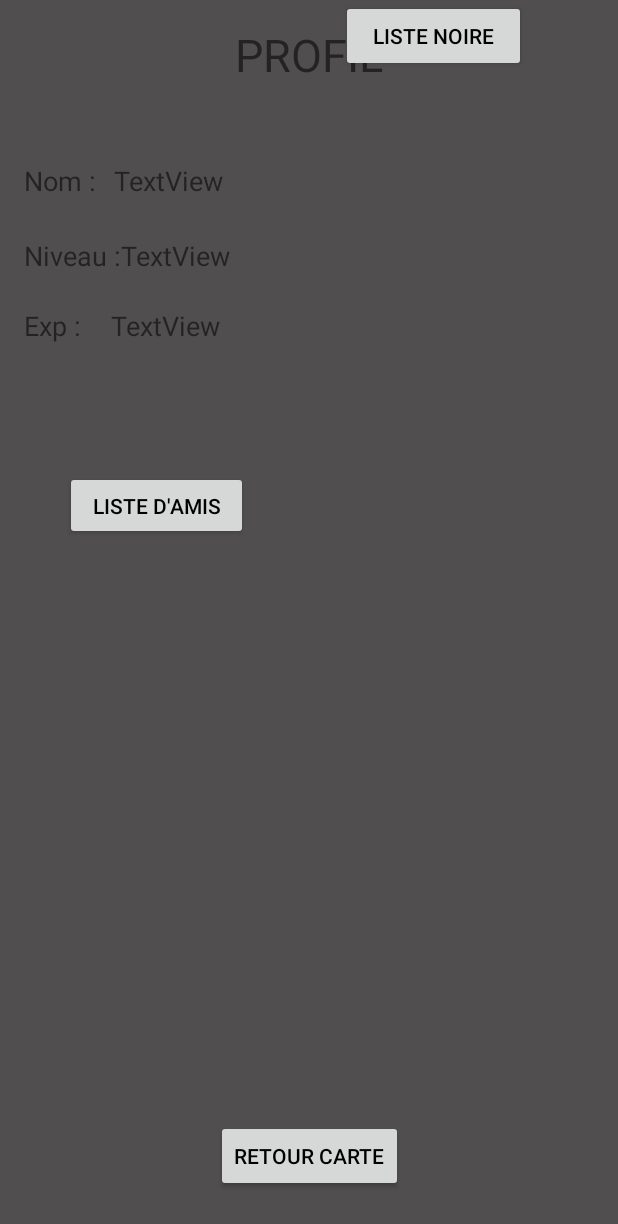
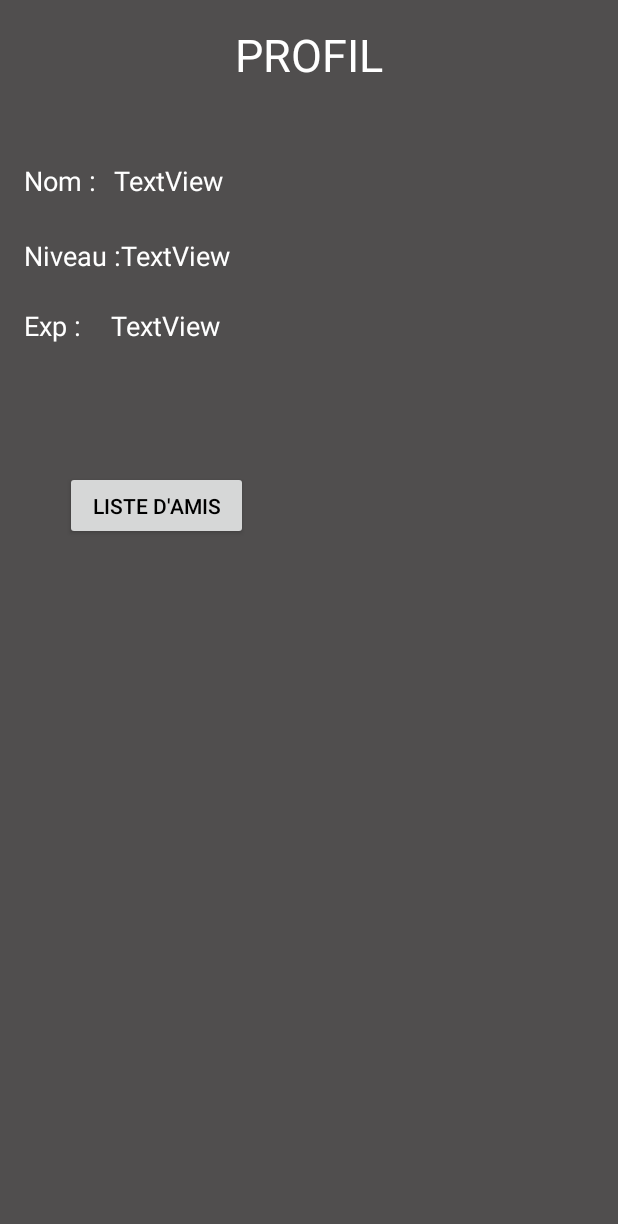
Before and after one commit to apomalyn/NearUMix, an Android app: the layout content_vue_utilisateur.xml on its own in the app's theme, with its tools: preview values and no code run, on a phone screen of 412 x 824 dp. Shown: the top 1224 px of the screen. Run offline under Robolectric (Android 15) with nearby library versions, the phone set to English and light mode, and no system bars.

Commit message:
Mise en place du menu sur le profil des utilisateurs

```diff
--- a/app/src/main/java/squiddle/sheshire/apomalyn/qc/ca/nearumix/VueAmis.java
+++ b/app/src/main/java/squiddle/sheshire/apomalyn/qc/ca/nearumix/VueAmis.java
@@ -141,7 +141,7 @@ public class VueAmis extends AppCompatActivity
         }
         else if(id == R.id.profil)
         {
-            Intent changementVersProfil = new Intent(VueAmis.this,VueProfilUtilisateur.class);
+            Intent changementVersProfil = new Intent(VueAmis.this,VueUtilisateur.class);
             startActivity(changementVersProfil);
         } else if (id == R.id.parametre) {
             Intent changementVersCarte = new Intent(VueAmis.this, VueProfil.class);
--- a/app/src/main/java/squiddle/sheshire/apomalyn/qc/ca/nearumix/VueMenu.java
+++ b/app/src/main/java/squiddle/sheshire/apomalyn/qc/ca/nearumix/VueMenu.java
@@ -241,7 +241,7 @@ public class VueMenu extends AppCompatActivity
         }
         else if(id == R.id.profil)
         {
-            Intent changementVersProfil = new Intent(VueMenu.this,VueProfilUtilisateur.class);
+            Intent changementVersProfil = new Intent(VueMenu.this,VueUtilisateur.class);
             startActivity(changementVersProfil);
         } else if (id == R.id.parametre) {
             Intent changementVersCarte = new Intent(VueMenu.this, VueProfil.class);
--- a/app/src/main/java/squiddle/sheshire/apomalyn/qc/ca/nearumix/VuePI.java
+++ b/app/src/main/java/squiddle/sheshire/apomalyn/qc/ca/nearumix/VuePI.java
@@ -146,7 +146,7 @@ public class VuePI extends AppCompatActivity
             startActivity(changementVersCarte);
         }
         else if (id == R.id.profil) {
-            Intent changementVersProfil = new Intent(VuePI.this, VueProfilUtilisateur.class);
+            Intent changementVersProfil = new Intent(VuePI.this, VueUtilisateur.class);
             startActivity(changementVersProfil);
         } else if (id == R.id.parametre) {
             Intent changementVersCarte = new Intent(VuePI.this, VueProfil.class);
--- a/app/src/main/java/squiddle/sheshire/apomalyn/qc/ca/nearumix/VueProfilUtilisateur.java
+++ b/app/src/main/java/squiddle/sheshire/apomalyn/qc/ca/nearumix/VueProfilUtilisateur.java
@@ -36,7 +36,7 @@ public class VueProfilUtilisateur extends AppCompatActivity  {
         titre_exp=(TextView)findViewById(R.id.titre_exp);
 
         bouton_liste_amis=(Button)findViewById(R.id.bouton_liste_amis);
-        bouton_liste_noire=(Button)findViewById(R.id.bouton_liste_noire);
+//        bouton_liste_noire=(Button)findViewById(R.id.bouton_liste_noire);
         bouton_retour_carte=(Button)findViewById(R.id.bouton_retour_carte);
 
         champ_nom = (TextView)findViewById(R.id.champs_nom);
--- a/app/src/main/java/squiddle/sheshire/apomalyn/qc/ca/nearumix/VueQRCode.java
+++ b/app/src/main/java/squiddle/sheshire/apomalyn/qc/ca/nearumix/VueQRCode.java
@@ -97,7 +97,7 @@ public class VueQRCode extends AppCompatActivity
         }
         else if(id == R.id.profil)
         {
-            Intent changementVersProfil = new Intent(VueQRCode.this,VueProfilUtilisateur.class);
+            Intent changementVersProfil = new Intent(VueQRCode.this,VueUtilisateur.class);
             startActivity(changementVersProfil);
         } else if (id == R.id.parametre) {
             Intent changementVersCarte = new Intent(VueQRCode.this, VueProfil.class);
--- a/app/src/main/res/layout/content_vue_utilisateur.xml
+++ b/app/src/main/res/layout/content_vue_utilisateur.xml
@@ -13,15 +13,16 @@
         android:id="@+id/profil_titre"
         android:layout_width="wrap_content"
         android:layout_height="wrap_content"
-        android:text="TextView"
+        android:layout_marginLeft="8dp"
+        android:layout_marginRight="8dp"
+        android:layout_marginTop="16dp"
+        android:text="PROFIL"
+        android:textColor="@color/common_google_signin_btn_text_dark_default"
         android:textSize="30sp"
-        tools:text="PROFIL"
-        android:layout_marginRight="8dp"
+        app:layout_constraintLeft_toLeftOf="parent"
         app:layout_constraintRight_toRightOf="parent"
-        android:layout_marginLeft="8dp"
-        app:layout_constraintLeft_toLeftOf="parent"
         app:layout_constraintTop_toTopOf="parent"
-        android:layout_marginTop="16dp" />
+        tools:text="PROFIL" />
 
     <TextView
         android:id="@+id/titre_nom"
@@ -30,6 +31,7 @@
         android:layout_marginLeft="16dp"
         android:layout_marginTop="108dp"
         android:text="Nom :"
+        android:textColor="@color/common_google_signin_btn_text_dark_default"
         android:textSize="18sp"
         app:layout_constraintLeft_toLeftOf="parent"
         app:layout_constraintTop_toTopOf="parent" />
@@ -41,6 +43,7 @@
         android:layout_marginLeft="16dp"
         android:layout_marginTop="25dp"
         android:text="Niveau :"
+        android:textColor="@color/common_google_signin_btn_text_dark_default"
         android:textSize="18sp"
         app:layout_constraintLeft_toLeftOf="parent"
         app:layout_constraintTop_toBottomOf="@+id/titre_nom" />
@@ -52,6 +55,7 @@
         android:layout_marginLeft="16dp"
         android:layout_marginTop="22dp"
         android:text="Exp : "
+        android:textColor="@color/common_google_signin_btn_text_dark_default"
         android:textSize="18sp"
         app:layout_constraintLeft_toLeftOf="parent"
         app:layout_constraintTop_toBottomOf="@+id/titre_niveau" />
@@ -63,6 +67,7 @@
         android:layout_marginLeft="12dp"
         android:layout_marginTop="108dp"
         android:text="TextView"
+        android:textColor="@color/common_google_signin_btn_text_dark_default"
         android:textSize="18sp"
         app:layout_constraintLeft_toRightOf="@+id/titre_nom"
         app:layout_constraintTop_toTopOf="parent" />
@@ -74,6 +79,7 @@
         android:layout_marginLeft="0dp"
         android:layout_marginTop="25dp"
         android:text="TextView"
+        android:textColor="@color/common_google_signin_btn_text_dark_default"
         android:textSize="18sp"
         app:layout_constraintLeft_toRightOf="@+id/titre_niveau"
         app:layout_constraintTop_toBottomOf="@+id/champs_nom" />
@@ -85,6 +91,7 @@
         android:layout_marginLeft="15dp"
         android:layout_marginTop="22dp"
         android:text="TextView"
+        android:textColor="@color/common_google_signin_btn_text_dark_default"
         android:textSize="18sp"
         app:layout_constraintLeft_toRightOf="@+id/titre_exp"
         app:layout_constraintTop_toBottomOf="@+id/champs_niveau" />
@@ -95,35 +102,36 @@
         android:layout_height="46dp"
         android:layout_marginLeft="43dp"
         android:layout_marginTop="314dp"
+        android:onClick="changerVersAmis"
         android:text="Liste d'amis"
         android:textColor="@android:color/black"
         app:layout_constraintLeft_toLeftOf="parent"
         app:layout_constraintTop_toTopOf="parent" />
 
-    <Button
-        android:id="@+id/bouton_liste_noire"
-        android:layout_width="123dp"
-        android:layout_height="48dp"
-        android:text="Liste Noire"
-        android:textColor="@android:color/black"
-        tools:layout_editor_absoluteY="314dp"
-        android:layout_marginRight="8dp"
-        app:layout_constraintRight_toRightOf="parent"
-        app:layout_constraintLeft_toRightOf="@+id/bouton_liste_amis"
-        android:layout_marginLeft="8dp" />
+    <!--<Button-->
+        <!--android:id="@+id/bouton_liste_noire"-->
+        <!--android:layout_width="123dp"-->
+        <!--android:layout_height="48dp"-->
+        <!--android:text="Liste Noire"-->
+        <!--android:textColor="@android:color/black"-->
+        <!--tools:layout_editor_absoluteY="314dp"-->
+        <!--android:layout_marginRight="8dp"-->
+        <!--app:layout_constraintRight_toRightOf="parent"-->
+        <!--app:layout_constraintLeft_toRightOf="@+id/bouton_liste_amis"-->
+        <!--android:layout_marginLeft="8dp" />-->
 
-    <Button
-        android:id="@+id/bouton_retour_carte"
-        android:layout_width="wrap_content"
-        android:layout_height="wrap_content"
-        android:layout_marginBottom="29dp"
-        android:layout_marginLeft="8dp"
-        android:layout_marginRight="8dp"
-        android:onClick="retourCarte"
-        android:text="Retour carte"
-        android:textColor="@android:color/black"
-        app:layout_constraintBottom_toBottomOf="parent"
-        app:layout_constraintLeft_toLeftOf="parent"
-        app:layout_constraintRight_toRightOf="parent" />
+    <!--<Button-->
+        <!--android:id="@+id/bouton_retour_carte"-->
+        <!--android:layout_width="wrap_content"-->
+        <!--android:layout_height="wrap_content"-->
+        <!--android:layout_marginBottom="29dp"-->
+        <!--android:layout_marginLeft="8dp"-->
+        <!--android:layout_marginRight="8dp"-->
+        <!--android:onClick="retourCarte"-->
+        <!--android:text="Retour carte"-->
+        <!--android:textColor="@android:color/black"-->
+        <!--app:layout_constraintBottom_toBottomOf="parent"-->
+        <!--app:layout_constraintLeft_toLeftOf="parent"-->
+        <!--app:layout_constraintRight_toRightOf="parent" />-->
 
 </android.support.constraint.ConstraintLayout>
```
Also changed, not shown: app/src/main/java/squiddle/sheshire/apomalyn/qc/ca/nearumix/VueUtilisateur.java (+28 -6 lines).
